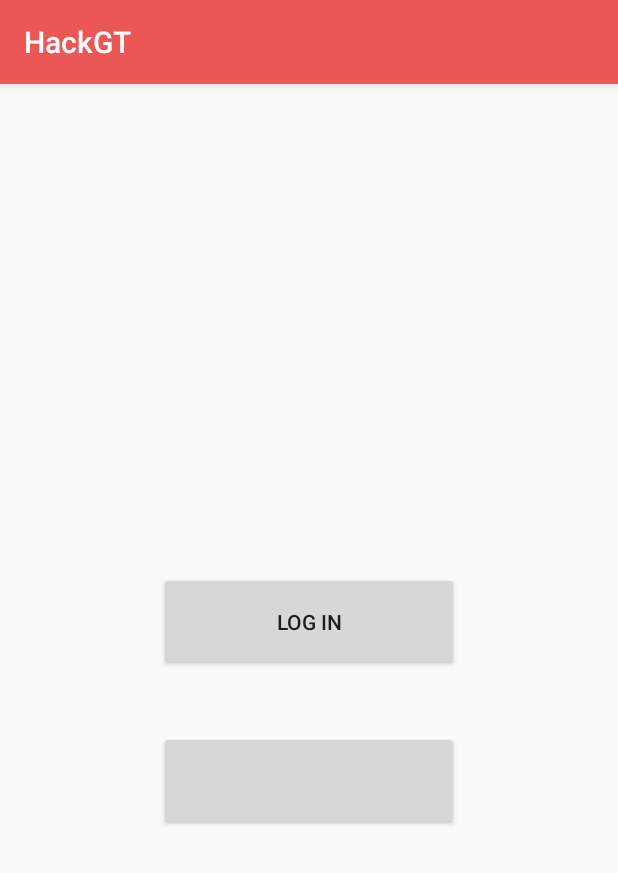
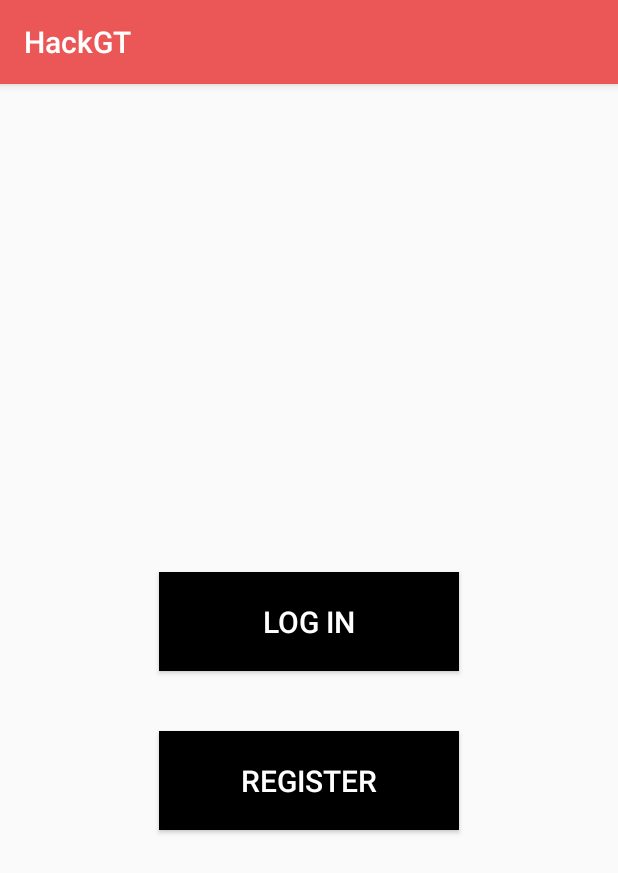
Before and after one commit to hchittanuru3/EasyEat, an Android app: the screen it shows after launch (homeScreen), on a phone screen of 412 x 824 dp. Shown: the top 873 px of the screen. Run offline under Robolectric (Android 15) with nearby library versions, the phone set to English and light mode, and no system bars.

```diff
--- a/app/src/main/java/com/example/hemanthc98/hackgt/MainActivity.java
+++ b/app/src/main/java/com/example/hemanthc98/hackgt/MainActivity.java
@@ -43,6 +43,7 @@ import java.security.NoSuchAlgorithmException;
                 String str = name.getText().toString();
                 String mail = email.getText().toString();
                 String pass = makePassword(password.getText().toString());
+                APIInterfacer.addUser(mail, pass);
                 Intent intent = new Intent(MainActivity.this, loginScreen.class);
                 startActivity(intent);
             }
--- a/app/src/main/res/layout/activity_home_screen.xml
+++ b/app/src/main/res/layout/activity_home_screen.xml
@@ -15,26 +15,26 @@
 
 
     <Button
-        android:id="@+id/registerb"
+        android:id="@+id/loginb"
         android:layout_width="200dp"
         android:layout_height="66dp"
         android:layout_gravity="center"
         android:layout_marginTop="50dp"
         android:text="Log In"
-        tools:background="@android:color/black"
-        tools:textColor="@android:color/white"
-        tools:textSize="20sp" />
+        android:background="@android:color/black"
+        android:textColor="@android:color/white"
+        android:textSize="20sp" />
 
     <Button
-        android:id="@+id/loginb"
+        android:id="@+id/registerb"
         android:layout_width="200dp"
         android:layout_height="66dp"
-        tools:text="Register"
+        android:text="Register"
         android:layout_gravity="center"
         android:layout_marginTop="40dp"
-        tools:background="@android:color/black"
-        tools:textColor="@android:color/white"
-        tools:textSize="20sp"/>
+        android:background="@android:color/black"
+        android:textColor="@android:color/white"
+        android:textSize="20sp"/>
 
 
 
--- a/app/src/main/res/layout/activity_login_screen.xml
+++ b/app/src/main/res/layout/activity_login_screen.xml
@@ -45,6 +45,7 @@
         android:layout_marginRight="10dp"
         android:theme="@android:style/Theme.Light"
         android:layout_marginBottom="30dp"
+        android:inputType="textPassword"
         android:id="@+id/username"/>
 
     <TextView
```
Also changed, not shown: app/src/main/java/com/example/hemanthc98/hackgt/SessionInfo.java (added, +22 -0 lines), app/src/main/java/com/example/hemanthc98/hackgt/activitiesScreen.java (+24 -0 lines), app/src/main/java/com/example/hemanthc98/hackgt/loginScreen.java (+18 -5 lines).
